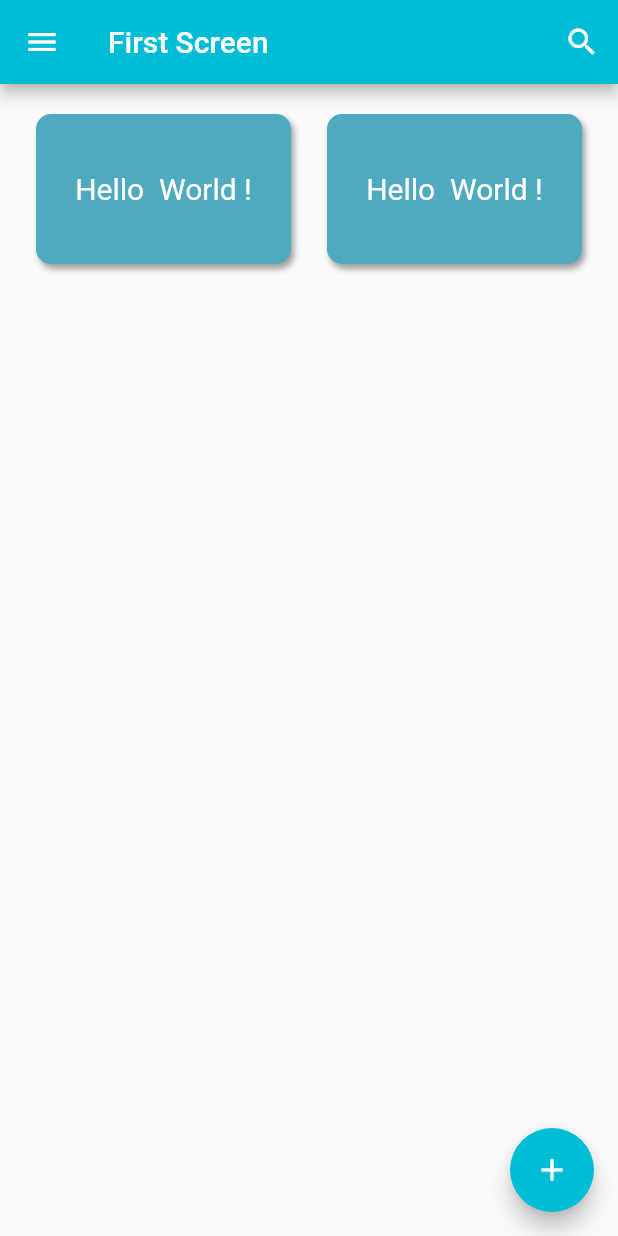
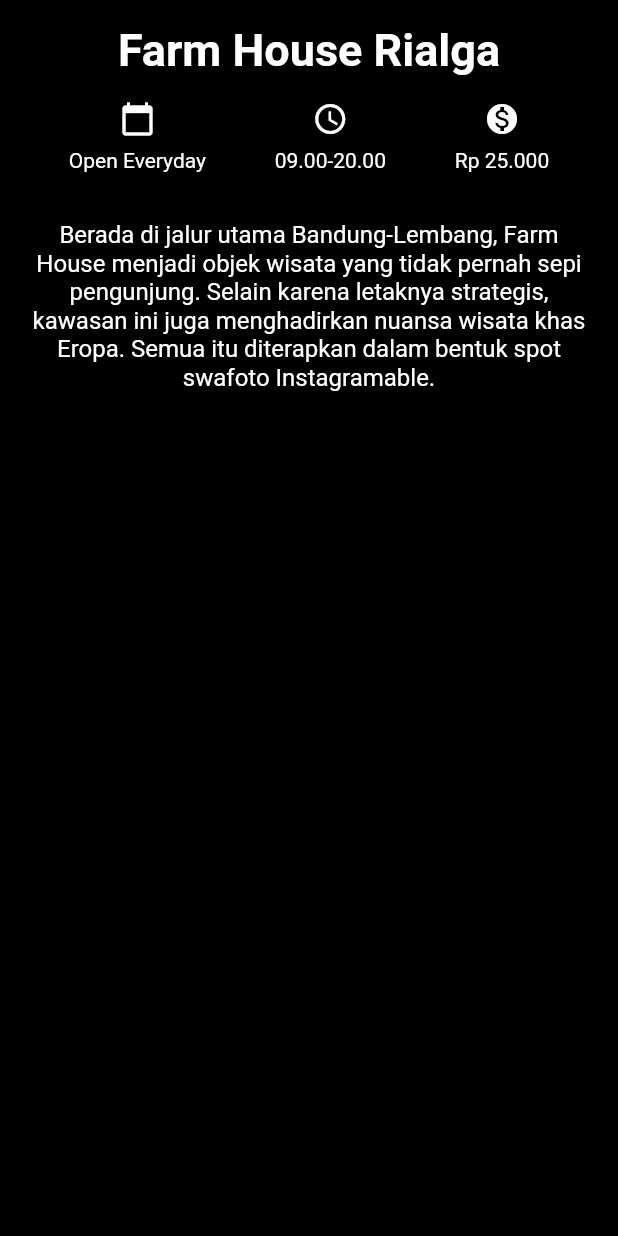
Before and after one commit to Rialga/flutter_dicoding1, a Flutter app: the screen it shows after launch, on a phone screen of 412 x 824 dp. Run offline on Flutter 3.47's test engine with Material 2 defaults, Android fonts, the phone set to English and light mode, and no system bars.

Commit message:
MEmbuat tampilan DArk

```diff
--- a/lib/main.dart
+++ b/lib/main.dart
@@ -1,158 +1,81 @@
 import 'package:flutter/material.dart';
-
-import 'util.dart';
 
 void main() => runApp(MyApp());
 
 class MyApp extends StatelessWidget {
+  @override
   Widget build(BuildContext context) {
     return MaterialApp(
-      title: 'Flutter Belajar',
-      theme: ThemeData(
-        primarySwatch: Colors.cyan,
-      ),
-      home: FirstScreen(),
+      title: 'Wisata Bandung',
+      theme: ThemeData.dark(),
+      home: DetailScreen(),
     );
   }
 }
 
-class FirstScreen extends StatelessWidget {
+class DetailScreen extends StatelessWidget {
   @override
   Widget build(BuildContext context) {
     return Scaffold(
-      appBar: AppBar(
-        leading: IconButton(
-          icon: Icon(
-            Icons.menu,
-            color: Colors.white,
-          ),
-        ),
-        title: Text(
-          'First Screen',
-          style: TextStyle(color: Colors.white),
-        ),
-        actions: <Widget>[
-          IconButton(
-            icon: Icon(
-              Icons.search,
-              color: Colors.white,
-            ),
-          )
-        ],
-      ),
-      // body: Center(
-      //   child: PerubahanText(
-      //     text: 'Hello World!',
-      //   ),
-      // ),
-      //
-      body: Row(
-        mainAxisAlignment: MainAxisAlignment.spaceEvenly,
+      backgroundColor: Colors.black,
+      body: Column(
+        crossAxisAlignment: CrossAxisAlignment.stretch,
         children: <Widget>[
+          //TULISAN FARM HOUSE RIALGA
           Container(
-            child: Center(
-              child: Text(
-                'Hello  World !',
-                style: TextStyle(
-                  fontSize: 20,
-                  color: Colors.white,
-                ),
+            margin: EdgeInsets.only(top: 16.0),
+            child: Text(
+              'Farm House Rialga',
+              textAlign: TextAlign.center,
+              style: TextStyle(
+                fontSize: 30.0,
+                fontWeight: FontWeight.bold,
               ),
             ),
-            decoration: BoxDecoration(
-              color: pastelCyan,
-              boxShadow: [
-                BoxShadow(
-                    color: Colors.grey, offset: Offset(2, 3), blurRadius: 3)
+          ),
+
+          //ICON - ICON
+          Container(
+            margin: EdgeInsets.symmetric(vertical: 16.0),
+            child: Row(
+              mainAxisAlignment: MainAxisAlignment.spaceEvenly,
+              children: <Widget>[
+                Column(
+                  children: <Widget>[
+                    Icon(Icons.calendar_today),
+                    SizedBox(height: 8.0),
+                    Text('Open Everyday'),
+                  ],
+                ),
+                Column(
+                  children: <Widget>[
+                    Icon(Icons.access_time),
+                    SizedBox(height: 8.0),
+                    Text('09.00-20.00'),
+                  ],
+                ),
+                Column(
+                  children: <Widget>[
+                    Icon(Icons.monetization_on),
+                    SizedBox(height: 8.0),
+                    Text('Rp 25.000'),
+                  ],
+                )
               ],
-              borderRadius: BorderRadius.circular(10),
             ),
-            width: 170,
-            height: 100,
-            margin: EdgeInsets.only(top: 20),
           ),
+
+          //TEXT DESKRIPSI
           Container(
-            child: Center(
-              child: Text(
-                'Hello  World !',
-                style: TextStyle(
-                  fontSize: 20,
-                  color: Colors.white,
-                ),
-              ),
-            ),
-            decoration: BoxDecoration(
-              color: pastelCyan,
-              boxShadow: [
-                BoxShadow(
-                    color: Colors.grey, offset: Offset(2, 3), blurRadius: 3)
-              ],
-              borderRadius: BorderRadius.circular(10),
-            ),
-            width: 170,
-            height: 100,
-            margin: EdgeInsets.only(
-              top: 20,
+            padding: EdgeInsets.all(16.0),
+            child: Text(
+              'Berada di jalur utama Bandung-Lembang, Farm House menjadi objek wisata yang tidak pernah sepi pengunjung. Selain karena letaknya strategis, kawasan ini juga menghadirkan nuansa wisata khas Eropa. Semua itu diterapkan dalam bentuk spot swafoto Instagramable.',
+              textAlign: TextAlign.center,
+              style: TextStyle(fontSize: 16.0),
             ),
           ),
         ],
       ),
-
-      floatingActionButton: FloatingActionButton(
-        child: Icon(
-          Icons.add,
-          color: Colors.white,
-        ),
-      ),
     );
   }
 }
-
-//Contoh statLess Widgt
-class Heading extends StatelessWidget {
-  final String text;
-
-  Heading({Key key, this.text});
-
-  @override
-  Widget build(BuildContext context) {
-    return Text(
-      text,
-      style: TextStyle(
-        fontSize: 24.0,
-        fontWeight: FontWeight.bold,
-      ),
-    );
-  }
-}
-
-// Contoh statefull widges
-class PerubahanText extends StatefulWidget {
-  final String text;
-
-  const PerubahanText({Key key, this.text});
-
-  @override
-  _PerubahanTextState createState() => _PerubahanTextState();
-}
-
-class _PerubahanTextState extends State<PerubahanText> {
-  double _ukuranText = 16.0;
-  @override
-  Widget build(BuildContext context) {
-    return Column(
-      mainAxisAlignment: MainAxisAlignment.center,
-      children: <Widget>[
-        Text(widget.text, style: TextStyle(fontSize: _ukuranText)),
-        RaisedButton(
-          child: Text("Perbesar"),
-          onPressed: () {
-            setState(() {
-              _ukuranText = 32.0;
-            });
-          },
-        )
-      ],
-    );
-  }
-}
```
